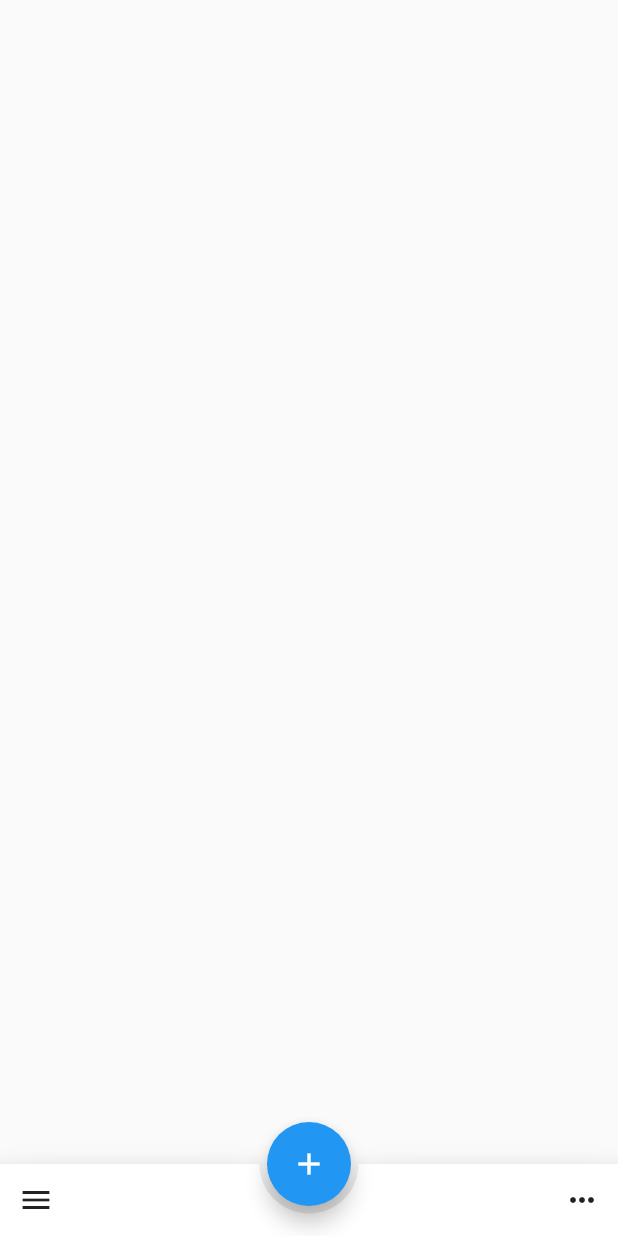
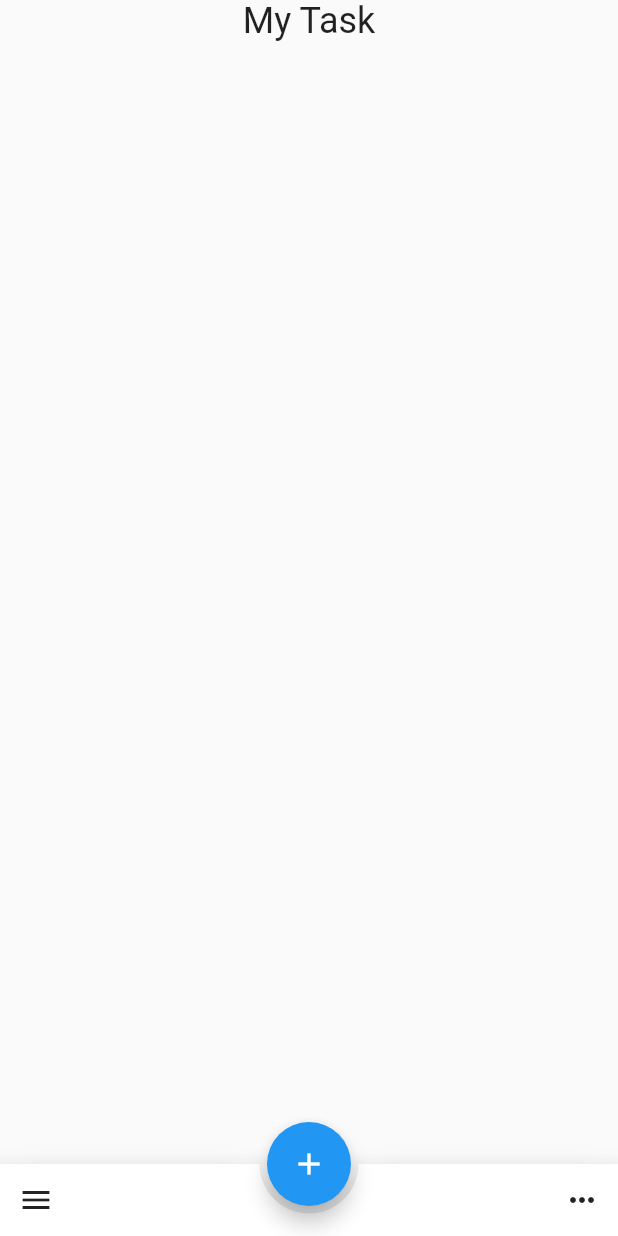
Before and after one commit to sugitlab/flutter_state_management_encyclopedia, a Flutter app: the screen it shows after launch, on a phone screen of 412 x 824 dp. Run offline on Flutter 3.47's test engine with Material 2 defaults, Android fonts, the phone set to English and light mode, and no system bars.

Commit message:
add task status function and task details page

```diff
--- /dev/null
+++ b/statefulwidget/lib/components/todo_list_header.dart
@@ -0,0 +1,14 @@
+import 'package:flutter/material.dart';
+
+class TodoListHeader extends StatelessWidget {
+  const TodoListHeader({Key? key}) : super(key: key);
+  @override
+  Widget build(BuildContext context) {
+    return const Center(
+      child: Text(
+        'My Task',
+        style: TextStyle(fontSize: 24),
+      ),
+    );
+  }
+}
--- a/statefulwidget/lib/models/task.dart
+++ b/statefulwidget/lib/models/task.dart
@@ -1,8 +1,10 @@
 class Task {
-  Task(
-    this.title,
-    this.done,
-  );
+  Task(this.title, this.done, this.id);
+  String id;
   String title;
   bool done;
+
+  void toggle() {
+    done = !done;
+  }
 }
--- a/statefulwidget/lib/todo_app.dart
+++ b/statefulwidget/lib/todo_app.dart
@@ -1,5 +1,7 @@
 import 'package:flutter/material.dart';
+import 'package:uuid/uuid.dart';
 import './components/todo_list.dart';
+import './components/todo_list_header.dart';
 import './models/task.dart';
 
 class TodoApp extends StatelessWidget {
@@ -25,12 +27,19 @@ class _TodoAppBodyState extends State<TodoAppBody> {
   List<Task> tasks = [];
 
   void addNewTask(String title) {
+    const uuid = Uuid();
     setState(() {
       if (tasks.isNotEmpty) {
-        tasks.add(Task(title, false));
+        tasks.add(Task(title, false, uuid.v4()));
       } else {
-        tasks = [Task(title, false)];
+        tasks = [Task(title, false, uuid.v4())];
       }
+    });
+  }
+
+  void toggleStatus(String id) {
+    setState(() {
+      tasks.firstWhere((task) => task.id == id).toggle();
     });
   }
 
@@ -56,6 +65,7 @@ class _TodoAppBodyState extends State<TodoAppBody> {
     );
   }
 
+  Widget _builder(BuildContext context) {
     String inputField = '';
     void updateInput(String text) {
       setState(() {
@@ -63,7 +73,6 @@ class _TodoAppBodyState extends State<TodoAppBody> {
       });
     }
 
-  Widget _builder(BuildContext context) {
     return Column(
       children: <Widget>[
         Padding(
@@ -85,6 +94,9 @@ class _TodoAppBodyState extends State<TodoAppBody> {
           child: TextButton(
             child: const Text('Save'),
             onPressed: () {
+              if (inputField.isEmpty) {
+                return;
+              }
               addNewTask(inputField);
               updateInput('');
               Navigator.pop(context);
@@ -98,8 +110,16 @@ class _TodoAppBodyState extends State<TodoAppBody> {
   @override
   Widget build(BuildContext context) {
     return Scaffold(
-      body: Center(
-        child: TodoList(tasks: tasks),
+      body: SafeArea(
+        child: Column(
+          mainAxisAlignment: MainAxisAlignment.center,
+          children: [
+            const TodoListHeader(),
+            Flexible(
+              child: TodoList(tasks: tasks, toggle: toggleStatus),
+            ),
+          ],
+        ),
       ),
       floatingActionButtonLocation:
           FloatingActionButtonLocation.miniCenterDocked,
--- a/statefulwidget/pubspec.yaml
+++ b/statefulwidget/pubspec.yaml
@@ -34,6 +34,7 @@ dependencies:
   # The following adds the Cupertino Icons font to your application.
   # Use with the CupertinoIcons class for iOS style icons.
   cupertino_icons: ^1.0.2
+  uuid: ^3.0.4
 
 dev_dependencies:
   flutter_test:
```
Also changed, not shown: statefulwidget/lib/components/task_details.dart (added, +40 -0 lines), statefulwidget/lib/components/todo_list.dart (+24 -4 lines), statefulwidget/pubspec.lock. Lines whose indentation alone changed are shown as unchanged.
